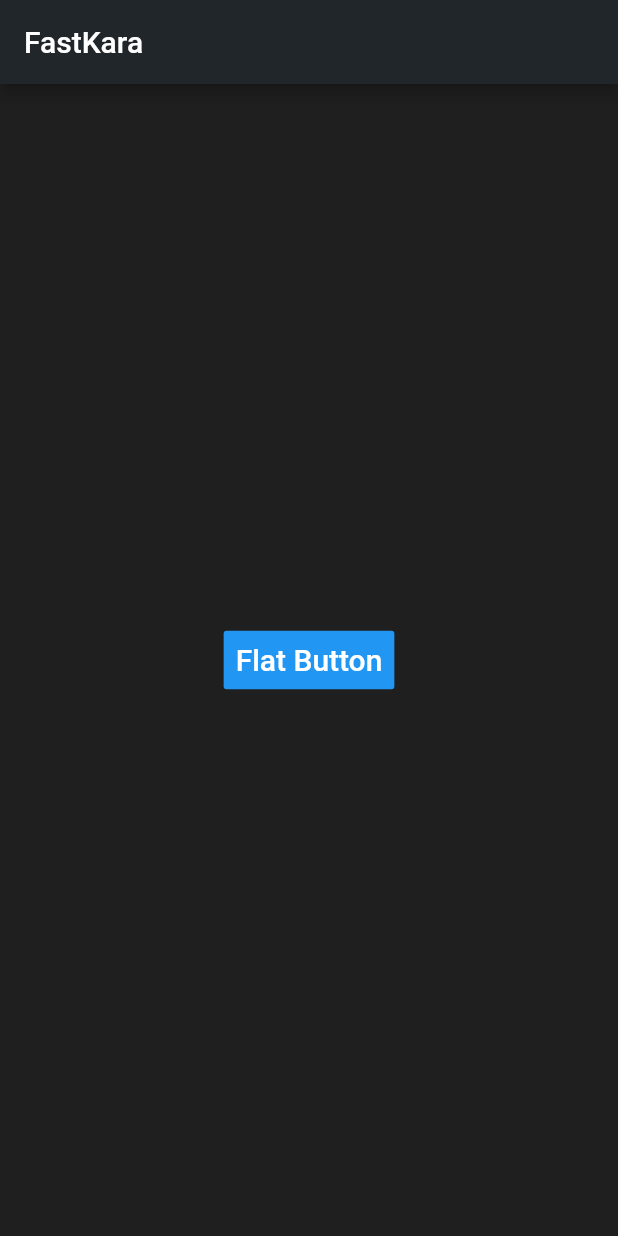
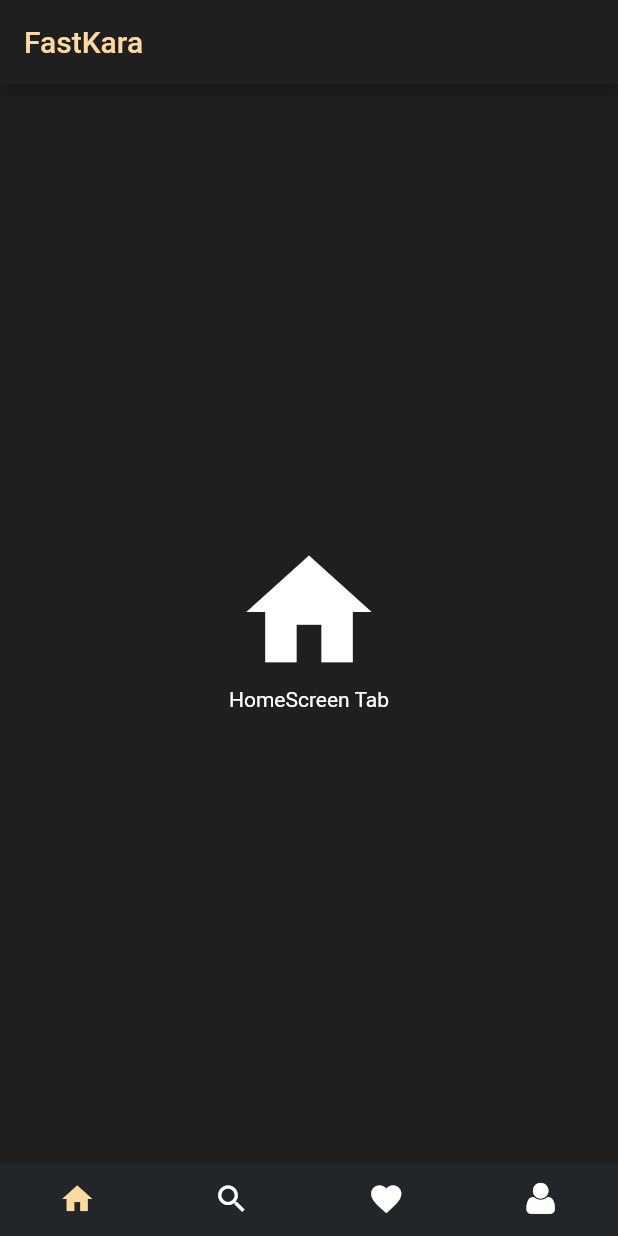
Before and after one commit to thiennguyenhieu/FastKara, a Flutter app: the screen it shows after launch, on a phone screen of 412 x 824 dp. Run offline on Flutter 3.47's test engine with Material 2 defaults, Android fonts, the phone set to English and light mode, and no system bars; our stand-ins replace shimmer.

Commit message:
Design UI Layout (Add tab: Home,Search,Favorite,UserInfo)

```diff
--- /dev/null
+++ b/lib/custom_icons/user_info_icon_icons.dart
@@ -0,0 +1,10 @@
+import 'package:flutter/widgets.dart';
+
+class UserInfoIcons {
+  UserInfoIcons._();
+
+  static const _kFontFam = 'UserInfoIcons';
+  static const _kFontPkg = null;
+
+  static const IconData user = IconData(0xe801, fontFamily: _kFontFam, fontPackage: _kFontPkg);
+}
--- /dev/null
+++ b/lib/tabs/home_screen_tab.dart
@@ -0,0 +1,29 @@
+import 'package:flutter/material.dart';
+
+class HomeScreenTab extends StatelessWidget {
+  @override
+  Widget build(BuildContext context) {
+    Color backgroundColor = const Color.fromRGBO(31, 31, 31, 1.0);
+    return Scaffold(
+      backgroundColor: backgroundColor,
+      body: Container(
+        child: Center(
+          child: Column(
+            mainAxisAlignment: MainAxisAlignment.center,
+            children: <Widget>[
+              Icon(
+                Icons.home,
+                size: 100.0,
+                color: Colors.white,
+              ),
+              Text(
+                "HomeScreen Tab",
+                style: TextStyle(color: Colors.white),
+              )
+            ],
+          ),
+        ),
+      ),
+    );
+  }
+}
--- a/lib/views/home_screen.dart
+++ b/lib/views/home_screen.dart
@@ -1,39 +1,85 @@
 import 'package:flutter/cupertino.dart';
 import 'package:flutter/material.dart';
+import 'package:fast_kara/tabs/home_screen_tab.dart';
+import 'package:fast_kara/tabs/favorite_tab.dart';
+import 'package:fast_kara/tabs/user_info_tab.dart';
+import 'package:fast_kara/tabs/search_tab.dart';
+import 'package:fast_kara/custom_icons/user_info_icon_icons.dart';
 
-class HomeScreen extends StatelessWidget{
+class HomeScreen extends StatefulWidget {
+  @override
+  State<StatefulWidget> createState() => HomeScreenState();
+}
+
+class HomeScreenState extends State<HomeScreen>
+    with SingleTickerProviderStateMixin {
+  TabController _controller;
+
+  @override
+  void initState() {
+    super.initState();
+
+    _controller = TabController(length: 4, vsync: this);
+    _controller.addListener(_trackSeletedTab);
+  }
+
+  void _trackSeletedTab() {
+    print("_tabController index: ${_controller.index}");
+  }
+
+  @override
+  void dispose() {
+    _controller.dispose();
+    super.dispose();
+  }
+
   @override
   Widget build(BuildContext context) {
     Color appBarColor = const Color.fromRGBO(33, 38, 43, 1.0);
     Color backgroundColor = const Color.fromRGBO(31, 31, 31, 1.0);
+    Color appBarTitleColor = const Color.fromRGBO(255, 218, 159, 1.0);
+
     return Scaffold(
       backgroundColor: backgroundColor,
-      appBar: AppBar (
-        title: Text('FastKara'),
-        backgroundColor: appBarColor,
+      appBar: AppBar(
+        title: Text(
+          'FastKara',
+          style: TextStyle(color: appBarTitleColor),
+        ),
+        backgroundColor: backgroundColor,
       ),
-      body: Center(
-        child: Column(
-          mainAxisAlignment: MainAxisAlignment.center,
-          children: <Widget>[
-            new FlatButton(
-              color: Colors.blue,
-              textColor: Colors.white,
-              disabledColor: Colors.grey,
-              disabledTextColor: Colors.black,
-              padding: EdgeInsets.all(8.0),
-              splashColor: Colors.blueAccent,
-              onPressed: () {
-                /*...*/
-              },
-              child: Text(
-                "Flat Button",
-                style: TextStyle(fontSize: 20.0),
+      body: TabBarView(
+        children: <Widget>[
+          HomeScreenTab(),
+          SearchTab(),
+          FavoriteTab(),
+          UserInfoTab(),
+        ],
+        controller: _controller,
+      ),
+      bottomNavigationBar: Material(
+          color: appBarColor,
+          child: TabBar(
+            labelColor: appBarTitleColor,
+            unselectedLabelColor: Colors.white,
+            indicatorColor: Colors.transparent,
+            tabs: <Tab>[
+              Tab(
+                icon: Icon(Icons.home),
+               ),
+              Tab(
+                icon: Icon(Icons.search),
               ),
-            )
-          ],
-          ),
-        ),
-      );
+              Tab(
+                icon: Icon(Icons.favorite),
+              ),
+              Tab(
+                icon: Icon(UserInfoIcons.user),
+              ),
+            ],
+            controller: _controller,
+          )
+      ),
+    );
   }
 }
--- a/pubspec.yaml
+++ b/pubspec.yaml
@@ -52,7 +52,6 @@ flutter_launcher_name:
 
 # The following section is specific to Flutter.
 flutter:
-
   # The following line ensures that the Material Icons font is
   # included with your application, so that you can use the icons in
   # the material Icons class.
@@ -72,6 +71,9 @@ flutter:
     - family: Bebas
       fonts:
         - asset: assets/fonts/BebasNeue-Regular.ttf
+    - family:  UserInfoIcons
+      fonts:
+       - asset: assets/fonts/UserInfoIcon.ttf
   # An image asset can refer to one or more resolution-specific "variants", see
   # https://flutter.dev/assets-and-images/#resolution-aware.
 
```
Also changed, not shown: lib/tabs/favorite_tab.dart (added, +29 -0 lines), lib/tabs/search_tab.dart (added, +29 -0 lines), lib/tabs/user_info_tab.dart (added, +30 -0 lines), assets/fonts/UserInfoIcon.ttf (added).
